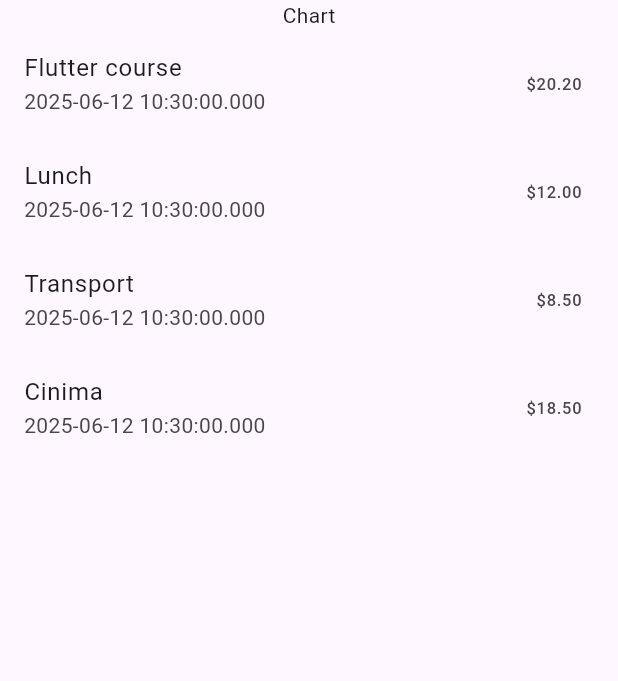
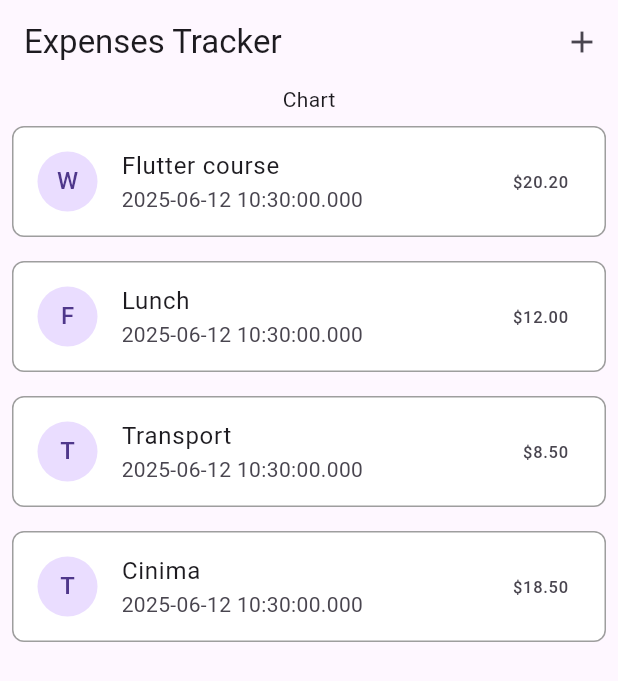
Before and after one commit to moustajil/expense_tracker, a Flutter app: the screen it shows after launch, on a phone screen of 412 x 824 dp. Shown: the top 681 px of the screen. Run offline on Flutter 3.47's test engine with Material 3 defaults, Android fonts, the phone set to English and light mode, and no system bars.

Commit message:
adding somethis new

```diff
--- a/lib/expances.dart
+++ b/lib/expances.dart
@@ -1,6 +1,7 @@
 import 'package:expens_tracker/enum/category_enum.dart';
-import 'package:expens_tracker/expamces_list.dart';
+import 'package:expens_tracker/widget/expance-list/expamces_list.dart';
 import 'package:expens_tracker/model/expanse.dart';
+import 'package:expens_tracker/widget/new_expance.dart';
 
 import 'package:flutter/material.dart';
 
@@ -19,9 +20,21 @@ class _ExpensesScreenState extends State<ExpensesScreen> {
     Expanse(title: "Cinima", amount: 18.50, date: DateTime.now(), categoryEnum: CategoryEnum.travel),
   ];
 
+  void _addExapnsesOverly(){
+    showModalBottomSheet(context: context, builder: (ctx) =>const  NewExpense());
+  }
   @override
   Widget build(BuildContext context) {
     return Scaffold(
+      appBar: AppBar(
+        title: const Text('Expenses Tracker'),
+        actions: [
+          IconButton(
+            icon: const Icon(Icons.add),
+            onPressed: _addExapnsesOverly,
+          ),
+        ],
+      ),
       body: Column(
         children: [
           const Text('Chart'), // You can replace this with a real chart widget
--- a/lib/expamces_list.dart
+++ b/lib/widget/expance-list/expamces_list.dart
@@ -1,4 +1,5 @@
 import 'package:expens_tracker/model/expanse.dart';
+import 'package:expens_tracker/widget/expance-list/expance_item.dart';
 import 'package:flutter/material.dart';
 
 class ExpensesList extends StatelessWidget {
@@ -13,11 +14,7 @@ class ExpensesList extends StatelessWidget {
         itemCount: expensesList.length,
         itemBuilder: (ctx, index) {
           final expense = expensesList[index];
-          return ListTile(
-            title: Text(expense.title),
-            subtitle: Text('${expense.date.toLocal()}'),
-            trailing: Text('\$${expense.amount.toStringAsFixed(2)}'),
-          );
+          return ExpanceItem(expanse: expense,);
         },
       ),
     );
--- /dev/null
+++ b/lib/widget/expance-list/expance_item.dart
@@ -0,0 +1,30 @@
+import 'package:expens_tracker/model/expanse.dart';
+import 'package:flutter/material.dart';
+
+// ignore: must_be_immutable
+class ExpanceItem extends StatelessWidget {
+  Expanse expanse;
+  ExpanceItem({super.key,required this.expanse});
+
+  @override
+  Widget build(BuildContext context) {
+    return Padding(
+      padding: const EdgeInsets.all(8.0),
+      child: Container(
+        decoration: BoxDecoration(
+          border: Border.all(color: Colors.grey),
+          borderRadius: BorderRadius.circular(8.0),
+          color: Colors.white,
+        ),
+        child: ListTile(
+          title: Text(expanse.title),
+          subtitle: Text('${expanse.date.toLocal()}'),
+          trailing: Text('\$${expanse.amount.toStringAsFixed(2)}'),
+          leading: CircleAvatar(
+            child: Text(expanse.categoryEnum.name.substring(0, 1).toUpperCase()),
+          ),
+        ),
+      ),
+    );
+  }
+}
```
Also changed, not shown: lib/model/expanse.dart (+14 -0 lines), lib/widget/new_expance.dart (added, +120 -0 lines).
